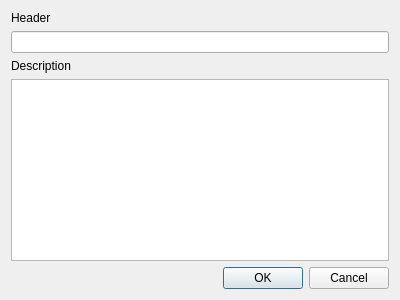
First picture: the form in macrotasks/macrotaskdialog.ui, repository adamb924/TaskManager, before the edit.
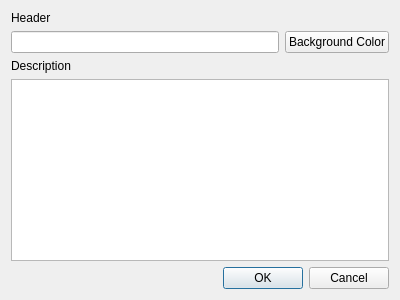
Second picture: the form after the edit.

Commit message: Background colors for macrotasks

Diff of the .ui file:
```diff
--- a/macrotasks/macrotaskdialog.ui
+++ b/macrotasks/macrotaskdialog.ui
@@ -22,7 +22,18 @@
     </widget>
    </item>
    <item>
-    <widget class="QLineEdit" name="headerEdit"/>
+    <layout class="QHBoxLayout" name="horizontalLayout">
+     <item>
+      <widget class="QLineEdit" name="headerEdit"/>
+     </item>
+     <item>
+      <widget class="QPushButton" name="backgroundColorButton">
+       <property name="text">
+        <string>Background Color</string>
+       </property>
+      </widget>
+     </item>
+    </layout>
    </item>
    <item>
     <widget class="QLabel" name="label_2">
```
Left out of the diff: 19 changed lines with no effect on the pictures. The commit also changes 9 other files.
